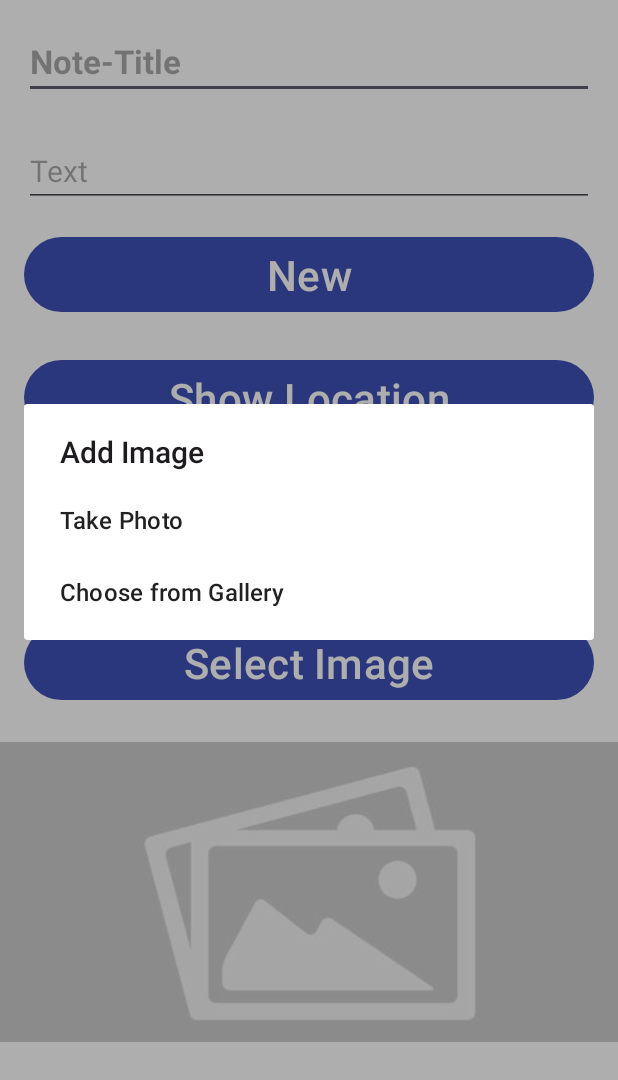
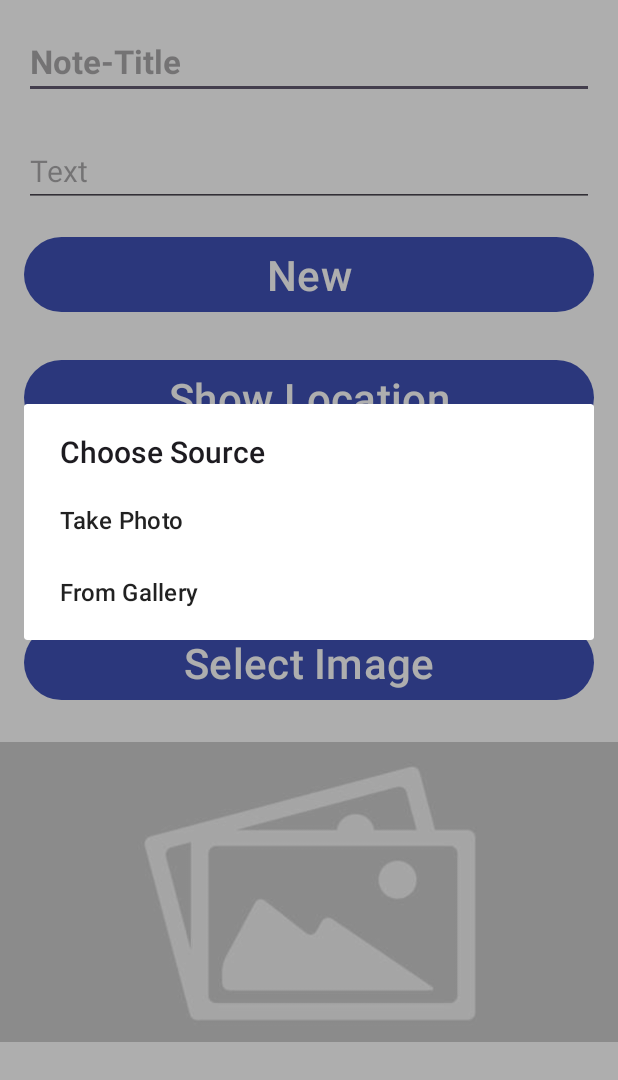
Before and after one commit to JuliaSundl/GPS-Image-Notes, an Android app: the NoteEditActivity screen opened directly, with no data from a screen before it, after a tap on "Select Image", on a phone screen of 412 x 824 dp, the part 96-1176 px from its top. Run offline under Robolectric (Android 15) with nearby library versions, the phone set to English and light mode, and no system bars; our stand-ins replace Room's generated code; 2 other taps on this screen came first.

```diff
--- a/app/src/main/res/values/strings.xml
+++ b/app/src/main/res/values/strings.xml
@@ -28,7 +28,10 @@
     <string name="longitude">Longitude</string>
     <string name="available">Not available</string>
     <string name="error">Error</string>
-    <string name="permission">"Permission denied"</string>
+    <string name="permission">Permission denied</string>
 
-    <string name="btImage">"Select Image"</string>
+    <string name="btImage">Select Image</string>
+    <string name="photo">"Take Photo"</string>
+    <string name="gallery">"From Gallery"</string>
+    <string name="chooseSource">Choose Source</string>
 </resources>
--- a/app/src/main/res/xml/file_paths.xml
+++ b/app/src/main/res/xml/file_paths.xml
@@ -1,6 +1,4 @@
 <?xml version="1.0" encoding="utf-8"?>
 <paths>
-    <external-files-path
-        name="images"
-        path="Pictures/" />
+    <external-files-path name="images" path="." />
 </paths>
```
Also changed, not shown: app/src/main/java/com/example/gps_image_notes/NoteEditActivity.kt (+48 -59 lines), 2 other files.
